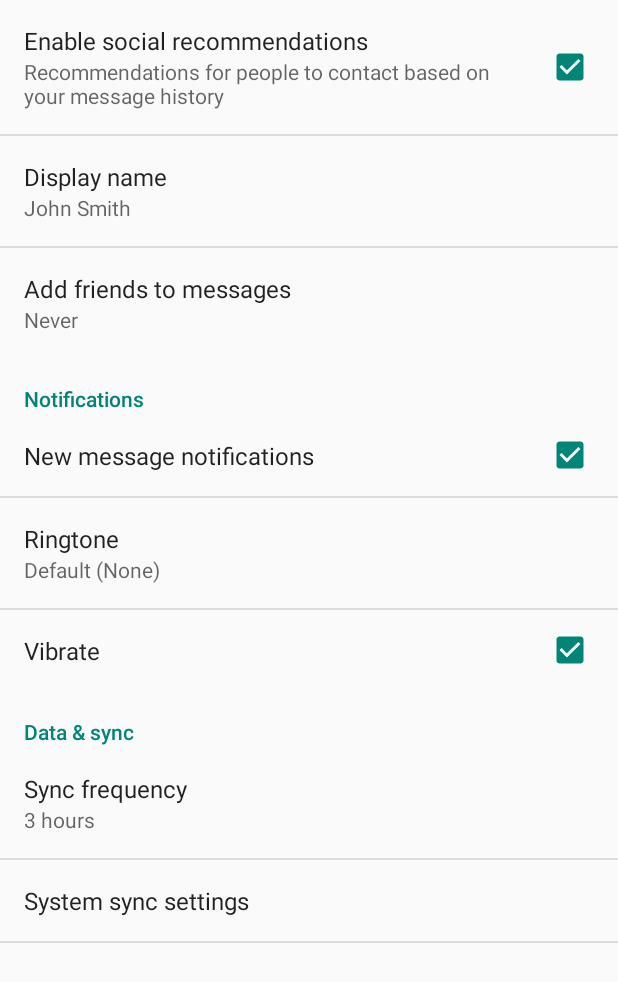
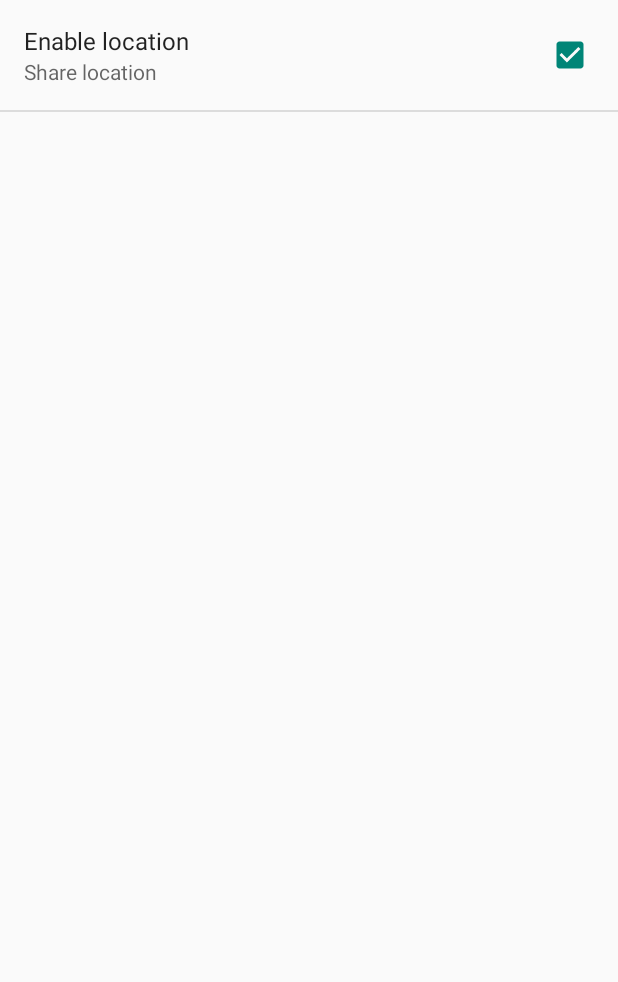
Before and after one commit to magyarb/CustomChat2, an Android app: the SettingsActivity screen opened directly, with no data from a screen before it, on a phone screen of 412 x 824 dp. Shown: the top 982 px of the screen. Run offline under Robolectric (Android 15) with nearby library versions, the phone set to English and light mode, and no system bars.

```diff
--- a/app/src/main/AndroidManifest.xml
+++ b/app/src/main/AndroidManifest.xml
@@ -36,6 +36,10 @@
             android:name=".SettingsActivity"
             android:label="@string/title_activity_settings" >
         </activity>
+        <uses-permission android:name="android.permission.ACCESS_FINE_LOCATION" />
+        <uses-permission android:name="android.permission.ACCESS_COARSE_LOCATION" />
+        <uses-permission android:name="android.permission.INTERNET" />
+        <uses-permission android:name="android.permission.ACCESS_NETWORK_STATE" />
     </application>
-
+    <service android:name=".service.hu.bme.aut.hf.customchat2.ServiceLocation" />
 </manifest>
--- a/app/src/main/java/hu/bme/aut/hf/customchat2/LoginActivity.java
+++ b/app/src/main/java/hu/bme/aut/hf/customchat2/LoginActivity.java
@@ -36,6 +36,10 @@ public class LoginActivity extends Activity {
         loginbutton.setOnClickListener(new View.OnClickListener() {
             @Override
             public void onClick(View v) {
+                //start location service
+                Intent li = new Intent(getApplicationContext(), ServiceLocation.class);
+                startService(li);
+
                 //get textboxes
                 String login = ((TextView)findViewById(R.id.editText3)).getText().toString();
                 String pass = ((TextView)findViewById(R.id.editText4)).getText().toString();
--- a/app/src/main/java/hu/bme/aut/hf/customchat2/MsgFragment.java
+++ b/app/src/main/java/hu/bme/aut/hf/customchat2/MsgFragment.java
@@ -1,10 +1,13 @@
 package hu.bme.aut.hf.customchat2;
 
 import android.app.Activity;
+import android.content.Intent;
+import android.location.Location;
 import android.os.Bundle;
 import android.app.ListFragment;
 import android.view.View;
 import android.widget.ArrayAdapter;
+import android.widget.Button;
 import android.widget.ListView;
 import android.widget.Toast;
 
@@ -51,6 +54,8 @@ public class MsgFragment extends ListFragment {
         }
         showToast(Integer.toString(Session.msgCache.size()));
         setListAdapter(new MsgAdapter(this.getActivity().getApplicationContext(), Session.msgCache));
+
+
     }
     public void showToast(String message){
         Toast.makeText(this.getActivity(), message, Toast.LENGTH_LONG).show();
--- a/app/src/main/java/hu/bme/aut/hf/customchat2/SettingsActivity.java
+++ b/app/src/main/java/hu/bme/aut/hf/customchat2/SettingsActivity.java
@@ -64,7 +64,7 @@ public class SettingsActivity extends PreferenceActivity {
         // Add 'general' preferences.
         addPreferencesFromResource(R.xml.pref_general);
 
-        // Add 'notifications' preferences, and a corresponding header.
+       /* // Add 'notifications' preferences, and a corresponding header.
         PreferenceCategory fakeHeader = new PreferenceCategory(this);
         fakeHeader.setTitle(R.string.pref_header_notifications);
         getPreferenceScreen().addPreference(fakeHeader);
@@ -78,11 +78,11 @@ public class SettingsActivity extends PreferenceActivity {
 
         // Bind the summaries of EditText/List/Dialog/Ringtone preferences to
         // their values. When their values change, their summaries are updated
-        // to reflect the new value, per the Android Design guidelines.
-        bindPreferenceSummaryToValue(findPreference("example_text"));
-        bindPreferenceSummaryToValue(findPreference("example_list"));
-        bindPreferenceSummaryToValue(findPreference("notifications_new_message_ringtone"));
-        bindPreferenceSummaryToValue(findPreference("sync_frequency"));
+        // to reflect the new value, per the Android Design guidelines.*/
+        //bindPreferenceSummaryToValue(findPreference("example_text"));
+        //bindPreferenceSummaryToValue(findPreference("example_list"));
+        //bindPreferenceSummaryToValue(findPreference("notifications_new_message_ringtone"));
+        //bindPreferenceSummaryToValue(findPreference("sync_frequency"));
     }
 
     /**
@@ -118,13 +118,7 @@ public class SettingsActivity extends PreferenceActivity {
     /**
      * {@inheritDoc}
      */
-    @Override
-    @TargetApi(Build.VERSION_CODES.HONEYCOMB)
-    public void onBuildHeaders(List<Header> target) {
-        if (!isSimplePreferences(this)) {
-            loadHeadersFromResource(R.xml.pref_headers, target);
-        }
-    }
+
 
     /**
      * A preference value change listener that updates the preference's summary
--- a/app/src/main/res/values/strings_activity_settings.xml
+++ b/app/src/main/res/values/strings_activity_settings.xml
@@ -6,9 +6,8 @@
     <!-- Example General settings -->
     <string name="pref_header_general">General</string>
 
-    <string name="pref_title_social_recommendations">Enable social recommendations</string>
-    <string name="pref_description_social_recommendations">Recommendations for people to contact
-        based on your message history
+    <string name="pref_title_social_recommendations">Enable location</string>
+    <string name="pref_description_social_recommendations">Share location
     </string>
 
     <string name="pref_title_display_name">Display name</string>
--- a/app/src/main/res/xml/pref_general.xml
+++ b/app/src/main/res/xml/pref_general.xml
@@ -6,28 +6,4 @@
         android:summary="@string/pref_description_social_recommendations"
         android:defaultValue="true" />
 
-    <!-- NOTE: EditTextPreference accepts EditText attributes. -->
-    <!-- NOTE: EditTextPreference's summary should be set to its value by the activity code. -->
-    <EditTextPreference
-        android:key="example_text"
-        android:title="@string/pref_title_display_name"
-        android:defaultValue="@string/pref_default_display_name"
-        android:selectAllOnFocus="true"
-        android:inputType="textCapWords"
-        android:capitalize="words"
-        android:singleLine="true"
-        android:maxLines="1" />
-
-    <!-- NOTE: Hide buttons to simplify the UI. Users can touch outside the dialog to
-         dismiss it. -->
-    <!-- NOTE: ListPreference's summary should be set to its value by the activity code. -->
-    <ListPreference
-        android:key="example_list"
-        android:title="@string/pref_title_add_friends_to_messages"
-        android:defaultValue="-1"
-        android:entries="@array/pref_example_list_titles"
-        android:entryValues="@array/pref_example_list_values"
-        android:negativeButtonText="@null"
-        android:positiveButtonText="@null" />
-
 </PreferenceScreen>
--- a/app/src/main/res/xml/pref_headers.xml
+++ /dev/null
@@ -1,15 +0,0 @@
-<preference-headers xmlns:android="http://schemas.android.com/apk/res/android">
-
-    <!-- These settings headers are only used on tablets. -->
-
-    <header android:fragment="hu.bme.aut.hf.customchat2.SettingsActivity$GeneralPreferenceFragment"
-        android:title="@string/pref_header_general" />
-
-    <header
-        android:fragment="hu.bme.aut.hf.customchat2.SettingsActivity$NotificationPreferenceFragment"
-        android:title="@string/pref_header_notifications" />
-
-    <header android:fragment="hu.bme.aut.hf.customchat2.SettingsActivity$DataSyncPreferenceFragment"
-        android:title="@string/pref_header_data_sync" />
-
-</preference-headers>
```
Also changed, not shown: app/src/main/java/hu/bme/aut/hf/customchat2/LocMan.java (added, +37 -0 lines), app/src/main/java/hu/bme/aut/hf/customchat2/MsgAdapter.java (+15 -8 lines), app/src/main/java/hu/bme/aut/hf/customchat2/MsgrActivity.java (+31 -0 lines), app/src/main/java/hu/bme/aut/hf/customchat2/ServiceLocation.java (added, +82 -0 lines), app/src/main/res/layout/msg.xml (+7 -11 lines).
